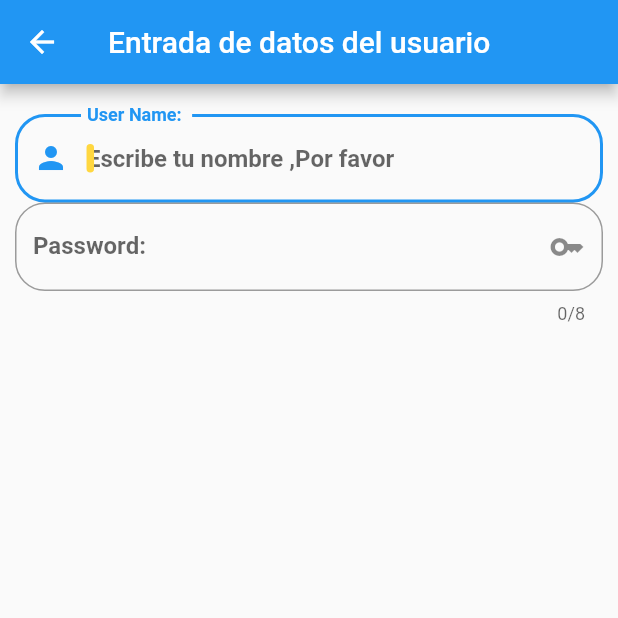
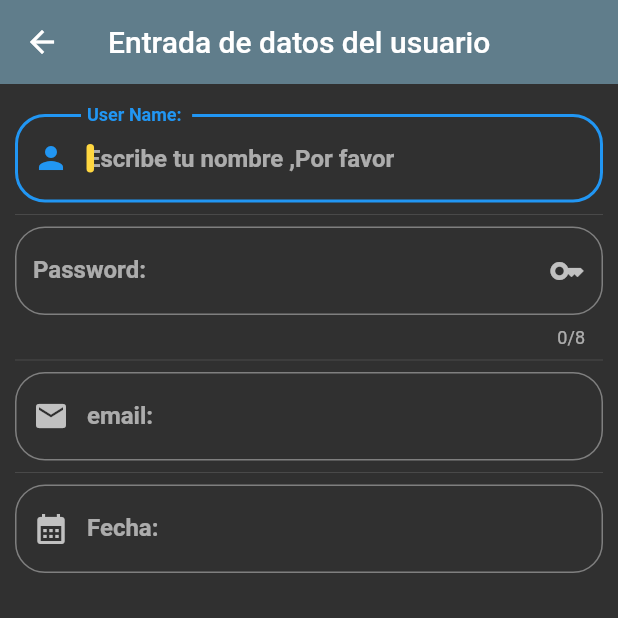
Before and after one commit to Leonel-David-Navarro-Meneses/componentes, a Flutter app: the screen it shows after launch, after a tap on "Tarma Roving", on a phone screen of 412 x 824 dp, the top half of it. Run offline on Flutter 3.47's test engine with Material 2 defaults, Android fonts, the phone set to English and light mode, and no system bars.

Commit message:
modificando inputs screens y agregando fechas

```diff
--- a/lib/main.dart
+++ b/lib/main.dart
@@ -1,6 +1,5 @@
-import 'package:componentes/ui/screens/alerts_screen.dart';
-import 'package:componentes/ui/screens/home_page_temp.dart';
-import 'package:componentes/ui/screens/inputs_screen.dart';
+import 'package:componentes/ui/screens/screens.dart';
+import 'package:flutter_localizations/flutter_localizations.dart';
 import 'package:flutter/material.dart';
 
 void main() => runApp(const MyApp());
@@ -13,18 +12,34 @@ class MyApp extends StatelessWidget {
     return MaterialApp(
       title: 'App Componentes',
       debugShowCheckedModeBanner: false,
-        //  home: HomePageTemp(),
+      localizationsDelegates: const [
+        GlobalMaterialLocalizations.delegate,
+        GlobalWidgetsLocalizations.delegate,
+      ],
+      supportedLocales: const [
+        //Locale('en', 'US'),
+        Locale('es', 'MX'),
+      ],
       initialRoute: '/',
       routes: <String, WidgetBuilder>{
         '/': (BuildContext context) => const HomePageTemp(),
         'alert': (BuildContext context) => const AlertsScreen(),
         'inputs': (BuildContext context) => const InputsScreen(),
-
       },
       onGenerateRoute: (RouteSettings settings) {
         print('Ruta llamada: ${settings.name}');
         return MaterialPageRoute(
             builder: (BuildContext context) => const AlertsScreen());
-        });
+      },
+      theme: ThemeData.dark().copyWith(
+        //color primario
+        primaryColor: Colors.red,
+        //Appbar theme
+        appBarTheme: const AppBarTheme(
+          color: Colors.blueGrey,
+          elevation: 0,
+        ),
+      ),
+    );
   }
 }
--- a/lib/ui/screens/inputs_screen.dart
+++ b/lib/ui/screens/inputs_screen.dart
@@ -9,6 +9,10 @@ class InputsScreen extends StatefulWidget {
 
 class _InputsScreenState extends State<InputsScreen> {
   String _userName = '';
+  String _password = '';
+  String _email = '';
+  String _fecha = '';
+  TextEditingController _inputFiledDataController = TextEditingController();
   @override
   Widget build(BuildContext context) {
     return Scaffold(
@@ -19,7 +23,12 @@ class _InputsScreenState extends State<InputsScreen> {
           padding: const EdgeInsets.symmetric(horizontal: 10.0, vertical: 20.0),
           children: [
             _crearEntradaNombre(),
+            const Divider(),
             _crearEntradaPswd(),
+            const Divider(),
+            _crearEntradaMail(),
+            const Divider(),
+            _crearEntradaFecha(),
           ],
         ));
   }
@@ -56,7 +65,6 @@ class _InputsScreenState extends State<InputsScreen> {
 
   Widget _crearEntradaPswd() {
     return TextField(
-      autofocus: true,
       textAlign: TextAlign.left,
       textCapitalization: TextCapitalization.sentences,
       style: const TextStyle(
@@ -76,9 +84,75 @@ class _InputsScreenState extends State<InputsScreen> {
         suffixIcon: const Icon(Icons.key),
       ),
       onChanged: (valor) {
-        _userName = valor;
-        print(_userName);
+        _password = valor;
+        print(_password);
       },
     );
   }
+
+  Widget _crearEntradaMail() {
+    return TextField(
+      textAlign: TextAlign.left,
+      textCapitalization: TextCapitalization.sentences,
+      style: const TextStyle(
+        color: Colors.redAccent,
+        fontWeight: FontWeight.bold,
+      ),
+      cursorColor: Colors.amberAccent,
+      cursorRadius: const Radius.circular(10.0),
+      cursorWidth: 5.0,
+      keyboardType: TextInputType.emailAddress,
+      decoration: InputDecoration(
+        border: OutlineInputBorder(borderRadius: BorderRadius.circular(20.0)),
+        hintText: "Escribe tu correo ,Por favor",
+        labelText: "email: ",
+        prefixIcon: const Icon(Icons.mail),
+      ),
+      onChanged: (valor) {
+        _email = valor;
+        print(_email);
+      },
+    );
+  }
+
+  Widget _crearEntradaFecha() {
+    return TextField(
+      enableInteractiveSelection: false,
+      textAlign: TextAlign.left,
+      textCapitalization: TextCapitalization.sentences,
+      style: const TextStyle(
+        color: Colors.redAccent,
+        fontWeight: FontWeight.bold,
+      ),
+      cursorColor: Colors.amberAccent,
+      cursorRadius: const Radius.circular(10.0),
+      cursorWidth: 5.0,
+      decoration: InputDecoration(
+        border: OutlineInputBorder(borderRadius: BorderRadius.circular(20.0)),
+        hintText: "Escribe fecha de nacimiento",
+        labelText: "Fecha: ",
+        prefixIcon: const Icon(Icons.calendar_month),
+      ),
+      onTap: () {
+        FocusScope.of(context).requestFocus(FocusNode());
+        _selectDate(context);
+      },
+    );
+  }
+
+  _selectDate(BuildContext context) async {
+    DateTime? picked = await showDatePicker(
+      context: context,
+      initialDate: DateTime.now(),
+      firstDate: DateTime(2018),
+      lastDate: DateTime(2025),
+    );
+    if (picked != null) {
+      setState(() {
+        _fecha = picked.toString();
+        print(_fecha);
+        _inputFiledDataController.text = _fecha;
+      });
+    }
+  }
 }
--- /dev/null
+++ b/lib/ui/screens/screens.dart
@@ -0,0 +1,3 @@
+export 'package:componentes/ui/screens/alerts_screen.dart';
+export 'package:componentes/ui/screens/home_page_temp.dart';
+export 'package:componentes/ui/screens/inputs_screen.dart';
--- a/pubspec.yaml
+++ b/pubspec.yaml
@@ -15,6 +15,9 @@ dev_dependencies:
     sdk: flutter
   flutter_lints: ^2.0.0
 
+  flutter_localizations:
+    sdk: flutter
+
 flutter:
   uses-material-design: true
   assets:
```
Also changed, not shown: pubspec.lock. Lines whose indentation alone changed are shown as unchanged.
